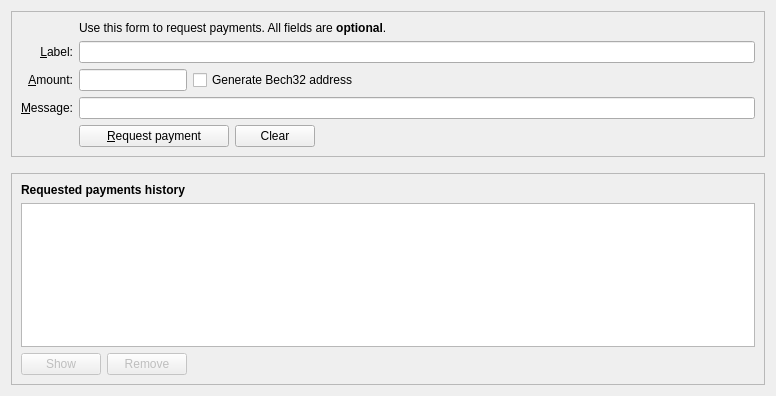
X9Developers/XSN, file src/qt/forms/receivecoinsdialog.ui: the form before one commit.
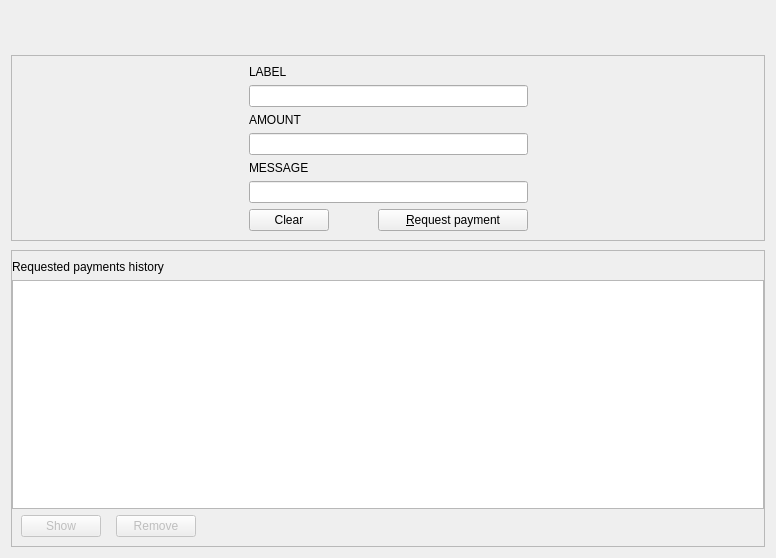
The form after the commit. Icons and pictures are not drawn. Custom widgets are drawn as their Qt base class.

```diff
--- a/src/qt/forms/receivecoinsdialog.ui
+++ b/src/qt/forms/receivecoinsdialog.ui
@@ -7,14 +7,51 @@
     <x>0</x>
     <y>0</y>
     <width>776</width>
-    <height>396</height>
+    <height>558</height>
    </rect>
   </property>
-  <layout class="QVBoxLayout" name="verticalLayout" stretch="0,0,1">
+  <layout class="QVBoxLayout" name="verticalLayout" stretch="0,0">
+   <property name="spacing">
+    <number>30</number>
+   </property>
+   <item>
+    <widget class="QLabel" name="label_8">
+     <property name="text">
+      <string/>
+     </property>
+     <property name="pixmap">
+      <pixmap>:/images/res/images/pages/receivexsn/receivexsn-header.png</pixmap>
+     </property>
+    </widget>
+   </item>
+   <item>
+    <widget class="QWidget" name="ReceiveCoinsPageContent" native="true">
+     <property name="sizePolicy">
+      <sizepolicy hsizetype="Preferred" vsizetype="Minimum">
+       <horstretch>0</horstretch>
+       <verstretch>0</verstretch>
+      </sizepolicy>
+     </property>
+     <layout class="QVBoxLayout" name="verticalLayout_4">
+      <property name="spacing">
+       <number>9</number>
+      </property>
+      <property name="leftMargin">
+       <number>0</number>
+      </property>
+      <property name="topMargin">
+       <number>0</number>
+      </property>
+      <property name="rightMargin">
+       <number>0</number>
+      </property>
+      <property name="bottomMargin">
+       <number>0</number>
+      </property>
    <item>
     <widget class="QFrame" name="frame2">
      <property name="sizePolicy">
-      <sizepolicy hsizetype="Preferred" vsizetype="Expanding">
+         <sizepolicy hsizetype="Preferred" vsizetype="Preferred">
        <horstretch>0</horstretch>
        <verstretch>0</verstretch>
       </sizepolicy>
@@ -25,97 +62,118 @@
      <property name="frameShadow">
       <enum>QFrame::Sunken</enum>
      </property>
-     <layout class="QVBoxLayout" name="verticalLayout_3">
+        <layout class="QHBoxLayout" name="horizontalLayout_4">
+         <property name="spacing">
+          <number>6</number>
+         </property>
       <item>
-       <layout class="QGridLayout" name="gridLayout">
-        <item row="5" column="0">
-         <widget class="QLabel" name="label">
+          <spacer name="horizontalSpacer_3">
+           <property name="orientation">
+            <enum>Qt::Horizontal</enum>
+           </property>
+           <property name="sizeHint" stdset="0">
+            <size>
+             <width>20</width>
+             <height>20</height>
+            </size>
+           </property>
+          </spacer>
+         </item>
+         <item>
+          <layout class="QVBoxLayout" name="verticalLayout_5">
+           <property name="spacing">
+            <number>6</number>
+           </property>
+           <property name="sizeConstraint">
+            <enum>QLayout::SetDefaultConstraint</enum>
+           </property>
+           <item>
+            <widget class="QLabel" name="labelLabel">
+             <property name="toolTip">
+              <string>An optional label to associate with the new receiving address.</string>
+             </property>
+             <property name="text">
+              <string>LABEL</string>
+             </property>
+             <property name="alignment">
+              <set>Qt::AlignBottom|Qt::AlignLeading|Qt::AlignLeft</set>
+             </property>
+             <property name="buddy">
+              <cstring>reqLabel</cstring>
+             </property>
+            </widget>
+           </item>
+           <item>
+            <widget class="QLineEdit" name="reqLabel">
+             <property name="toolTip">
+              <string>An optional label to associate with the new receiving address.</string>
+             </property>
+            </widget>
+           </item>
+           <item>
+            <widget class="QLabel" name="amountLabel">
           <property name="toolTip">
            <string>An optional amount to request. Leave this empty or zero to not request a specific amount.</string>
           </property>
           <property name="text">
-           <string>&amp;Amount:</string>
+              <string>AMOUNT</string>
           </property>
           <property name="alignment">
-           <set>Qt::AlignRight|Qt::AlignTrailing|Qt::AlignVCenter</set>
+              <set>Qt::AlignLeading|Qt::AlignLeft|Qt::AlignVCenter</set>
           </property>
           <property name="buddy">
            <cstring>reqAmount</cstring>
           </property>
          </widget>
         </item>
-        <item row="6" column="0">
-         <widget class="QLabel" name="label_3">
+           <item>
+            <layout class="QHBoxLayout" name="horizontalLayout_5">
+             <property name="bottomMargin">
+              <number>0</number>
+             </property>
+             <item>
+              <widget class="BitcoinAmountField" name="reqAmount">
+               <property name="minimumSize">
+                <size>
+                 <width>80</width>
+                 <height>0</height>
+                </size>
+               </property>
+               <property name="toolTip">
+                <string>An optional amount to request. Leave this empty or zero to not request a specific amount.</string>
+               </property>
+              </widget>
+             </item>
+            </layout>
+           </item>
+           <item>
+            <widget class="QLabel" name="messageLabel">
           <property name="toolTip">
            <string>An optional message to attach to the payment request, which will be displayed when the request is opened. Note: The message will not be sent with the payment over the XSN network.</string>
           </property>
           <property name="text">
-           <string>&amp;Message:</string>
+              <string>MESSAGE</string>
           </property>
           <property name="alignment">
-           <set>Qt::AlignRight|Qt::AlignTrailing|Qt::AlignVCenter</set>
+              <set>Qt::AlignBottom|Qt::AlignLeading|Qt::AlignLeft</set>
           </property>
           <property name="buddy">
            <cstring>reqMessage</cstring>
           </property>
          </widget>
         </item>
-        <item row="4" column="2">
-         <widget class="QLineEdit" name="reqLabel">
-          <property name="toolTip">
-           <string>An optional label to associate with the new receiving address.</string>
-          </property>
-         </widget>
-        </item>
-        <item row="2" column="2">
-         <widget class="QLabel" name="label_5">
-          <property name="text">
-           <string>Use this form to request payments. All fields are &lt;b&gt;optional&lt;/b&gt;.</string>
-          </property>
-         </widget>
-        </item>
-        <item row="4" column="0">
-         <widget class="QLabel" name="label_2">
-          <property name="toolTip">
-           <string>An optional label to associate with the new receiving address.</string>
-          </property>
-          <property name="text">
-           <string>&amp;Label:</string>
-          </property>
-          <property name="alignment">
-           <set>Qt::AlignRight|Qt::AlignTrailing|Qt::AlignVCenter</set>
-          </property>
-          <property name="buddy">
-           <cstring>reqLabel</cstring>
-          </property>
-         </widget>
-        </item>
-        <item row="6" column="2">
+           <item>
          <widget class="QLineEdit" name="reqMessage">
           <property name="toolTip">
-           <string>An optional message to attach to the payment request, which will be displayed when the request is opened. Note: The message will not be sent with the payment over the XSN network.</string>
+              <string>An optional message to attach to the payment request, which will be displayed when the request is opened.&lt;br&gt;Note: The message will not be sent with the payment over the XSN network.</string>
           </property>
          </widget>
         </item>
-        <item row="7" column="2">
+           <item>
          <layout class="QHBoxLayout" name="horizontalLayout">
-          <item>
-           <widget class="QPushButton" name="receiveButton">
-            <property name="minimumSize">
-             <size>
-              <width>150</width>
-              <height>0</height>
-             </size>
-            </property>
-            <property name="text">
-             <string>&amp;Request payment</string>
-            </property>
-            <property name="icon">
-             <iconset resource="../xsn.qrc">
-              <normaloff>:/icons/receiving_addresses</normaloff>:/icons/receiving_addresses</iconset>
-            </property>
-           </widget>
-          </item>
+             <property name="spacing">
+              <number>9</number>
+             </property>
           <item>
            <widget class="QPushButton" name="clearButton">
             <property name="sizePolicy">
@@ -130,13 +188,15 @@
             <property name="text">
              <string>Clear</string>
             </property>
-            <property name="icon">
-             <iconset resource="../xsn.qrc">
-              <normaloff>:/icons/remove</normaloff>:/icons/remove</iconset>
-            </property>
             <property name="autoDefault">
              <bool>false</bool>
             </property>
+               <property name="default">
+                <bool>false</bool>
+               </property>
+               <property name="flat">
+                <bool>false</bool>
+               </property>
            </widget>
           </item>
           <item>
@@ -152,99 +212,44 @@
             </property>
            </spacer>
           </item>
-         </layout>
-        </item>
-        <item row="7" column="0">
-         <widget class="QLabel" name="label_7">
-          <property name="text">
-           <string/>
-          </property>
-         </widget>
-        </item>
-        <item row="5" column="2">
-         <layout class="QHBoxLayout" name="horizontalLayout_6">
           <item>
-           <widget class="XSNAmountField" name="reqAmount">
-            <property name="sizePolicy">
-             <sizepolicy hsizetype="Fixed" vsizetype="Fixed">
-              <horstretch>0</horstretch>
-              <verstretch>0</verstretch>
-             </sizepolicy>
-            </property>
+              <widget class="QPushButton" name="receiveButton">
             <property name="minimumSize">
              <size>
-              <width>80</width>
+                 <width>150</width>
               <height>0</height>
              </size>
             </property>
-            <property name="maximumSize">
-             <size>
-              <width>1000</width>
-              <height>100</height>
-             </size>
-            </property>
-            <property name="toolTip">
-             <string>An optional amount to request. Leave this empty or zero to not request a specific amount.</string>
-            </property>
-           </widget>
-          </item>
-          <item>
-           <widget class="QCheckBox" name="useBech32">
-            <property name="sizePolicy">
-             <sizepolicy hsizetype="Fixed" vsizetype="Fixed">
-              <horstretch>0</horstretch>
-              <verstretch>0</verstretch>
-             </sizepolicy>
-            </property>
-            <property name="maximumSize">
-             <size>
-              <width>1000</width>
-              <height>16777215</height>
-             </size>
-            </property>
-            <property name="focusPolicy">
-             <enum>Qt::StrongFocus</enum>
-            </property>
-            <property name="toolTip">
-             <string>Bech32 addresses (BIP-173) are cheaper to spend from and offer better protection against typos. When unchecked a P2SH wrapped SegWit address will be created, compatible with older wallets.</string>
-            </property>
             <property name="text">
-             <string>Generate Bech32 address</string>
+                <string>&amp;Request payment</string>
+               </property>
+               <property name="default">
+                <bool>false</bool>
+               </property>
+               <property name="flat">
+                <bool>false</bool>
             </property>
            </widget>
           </item>
+            </layout>
+           </item>
+          </layout>
+         </item>
           <item>
-           <spacer name="horizontalSpacer_3">
+          <spacer name="horizontalSpacer_4">
             <property name="orientation">
              <enum>Qt::Horizontal</enum>
             </property>
             <property name="sizeHint" stdset="0">
              <size>
-              <width>0</width>
-              <height>0</height>
-             </size>
-            </property>
-           </spacer>
-          </item>
-         </layout>
-        </item>
-       </layout>
-      </item>
-     </layout>
-    </widget>
-   </item>
-   <item>
-    <spacer name="verticalSpacer_2">
-     <property name="orientation">
-      <enum>Qt::Vertical</enum>
-     </property>
-     <property name="sizeHint" stdset="0">
-      <size>
        <width>20</width>
-       <height>10</height>
+             <height>20</height>
       </size>
      </property>
     </spacer>
+         </item>
+        </layout>
+       </widget>
    </item>
    <item>
     <widget class="QFrame" name="frame">
@@ -261,21 +266,68 @@
       <enum>QFrame::Raised</enum>
      </property>
      <layout class="QVBoxLayout" name="verticalLayout_2">
+         <property name="leftMargin">
+          <number>0</number>
+         </property>
+         <property name="rightMargin">
+          <number>0</number>
+         </property>
       <item>
        <widget class="QLabel" name="label_6">
         <property name="font">
          <font>
-          <weight>75</weight>
-          <bold>true</bold>
+             <weight>50</weight>
+             <bold>false</bold>
+             <kerning>true</kerning>
          </font>
         </property>
         <property name="text">
          <string>Requested payments history</string>
         </property>
+           <property name="margin">
+            <number>0</number>
+           </property>
        </widget>
       </item>
       <item>
        <widget class="QTableView" name="recentRequestsView">
+           <property name="palette">
+            <palette>
+             <active>
+              <colorrole role="Text">
+               <brush brushstyle="SolidPattern">
+                <color alpha="255">
+                 <red>51</red>
+                 <green>51</green>
+                 <blue>51</blue>
+                </color>
+               </brush>
+              </colorrole>
+             </active>
+             <inactive>
+              <colorrole role="Text">
+               <brush brushstyle="SolidPattern">
+                <color alpha="255">
+                 <red>51</red>
+                 <green>51</green>
+                 <blue>51</blue>
+                </color>
+               </brush>
+              </colorrole>
+             </inactive>
+             <disabled>
+              <colorrole role="Text">
+               <brush brushstyle="SolidPattern">
+                <color alpha="255">
+                 <red>85</red>
+                 <green>85</green>
+                 <blue>85</blue>
+                </color>
+               </brush>
+              </colorrole>
+             </disabled>
+            </palette>
+           </property>
         <property name="contextMenuPolicy">
          <enum>Qt::CustomContextMenu</enum>
         </property>
@@ -289,6 +341,12 @@
       </item>
       <item>
        <layout class="QHBoxLayout" name="horizontalLayout_2">
+           <property name="spacing">
+            <number>15</number>
+           </property>
+           <property name="leftMargin">
+            <number>9</number>
+           </property>
         <item>
          <widget class="QPushButton" name="showRequestButton">
           <property name="enabled">
@@ -300,13 +358,15 @@
           <property name="text">
            <string>Show</string>
           </property>
-          <property name="icon">
-           <iconset resource="../xsn.qrc">
-            <normaloff>:/icons/edit</normaloff>:/icons/edit</iconset>
-          </property>
           <property name="autoDefault">
            <bool>false</bool>
           </property>
+             <property name="default">
+              <bool>false</bool>
+             </property>
+             <property name="flat">
+              <bool>false</bool>
+             </property>
          </widget>
         </item>
         <item>
@@ -320,13 +380,15 @@
           <property name="text">
            <string>Remove</string>
           </property>
-          <property name="icon">
-           <iconset resource="../xsn.qrc">
-            <normaloff>:/icons/remove</normaloff>:/icons/remove</iconset>
-          </property>
           <property name="autoDefault">
            <bool>false</bool>
           </property>
+             <property name="default">
+              <bool>false</bool>
+             </property>
+             <property name="flat">
+              <bool>false</bool>
+             </property>
          </widget>
         </item>
         <item>
@@ -349,27 +411,17 @@
    </item>
   </layout>
  </widget>
+   </item>
+  </layout>
+ </widget>
  <customwidgets>
   <customwidget>
-   <class>XSNAmountField</class>
+   <class>BitcoinAmountField</class>
    <extends>QLineEdit</extends>
-   <header>qt/xsnamountfield.h</header>
+   <header>bitcoinamountfield.h</header>
    <container>1</container>
   </customwidget>
  </customwidgets>
- <tabstops>
-  <tabstop>reqLabel</tabstop>
-  <tabstop>reqAmount</tabstop>
-  <tabstop>useBech32</tabstop>
-  <tabstop>reqMessage</tabstop>
-  <tabstop>receiveButton</tabstop>
-  <tabstop>clearButton</tabstop>
-  <tabstop>recentRequestsView</tabstop>
-  <tabstop>showRequestButton</tabstop>
-  <tabstop>removeRequestButton</tabstop>
- </tabstops>
- <resources>
-  <include location="../xsn.qrc"/>
- </resources>
+ <resources/>
  <connections/>
 </ui>
```
Lines whose indentation alone changed are shown as unchanged.
